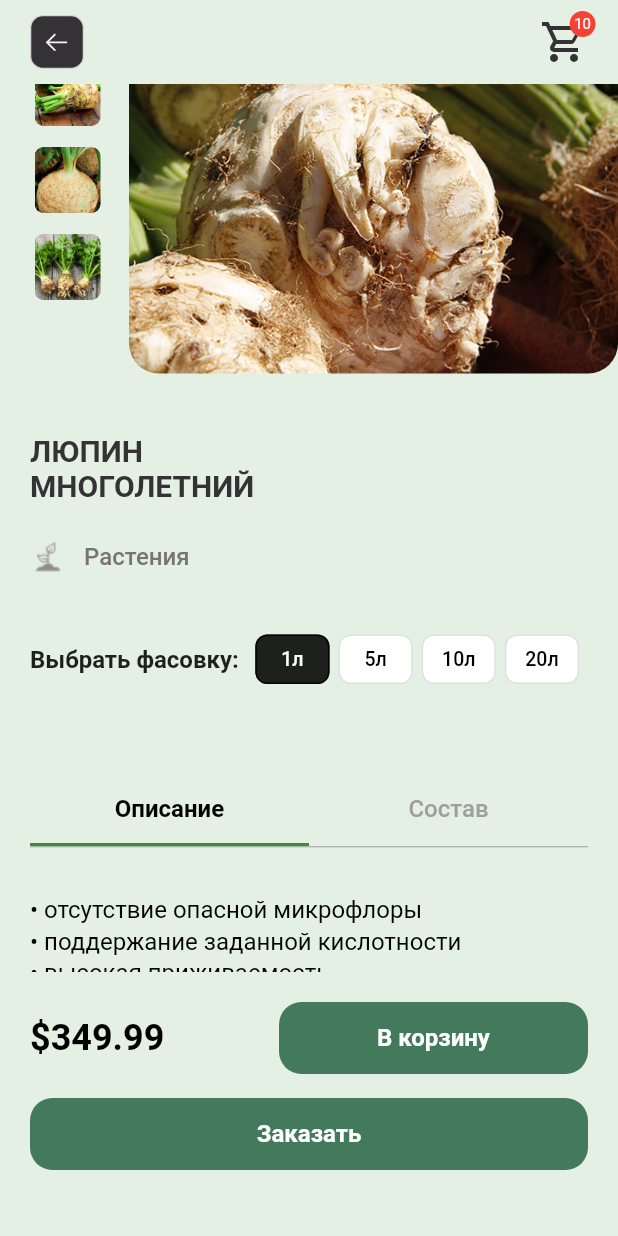
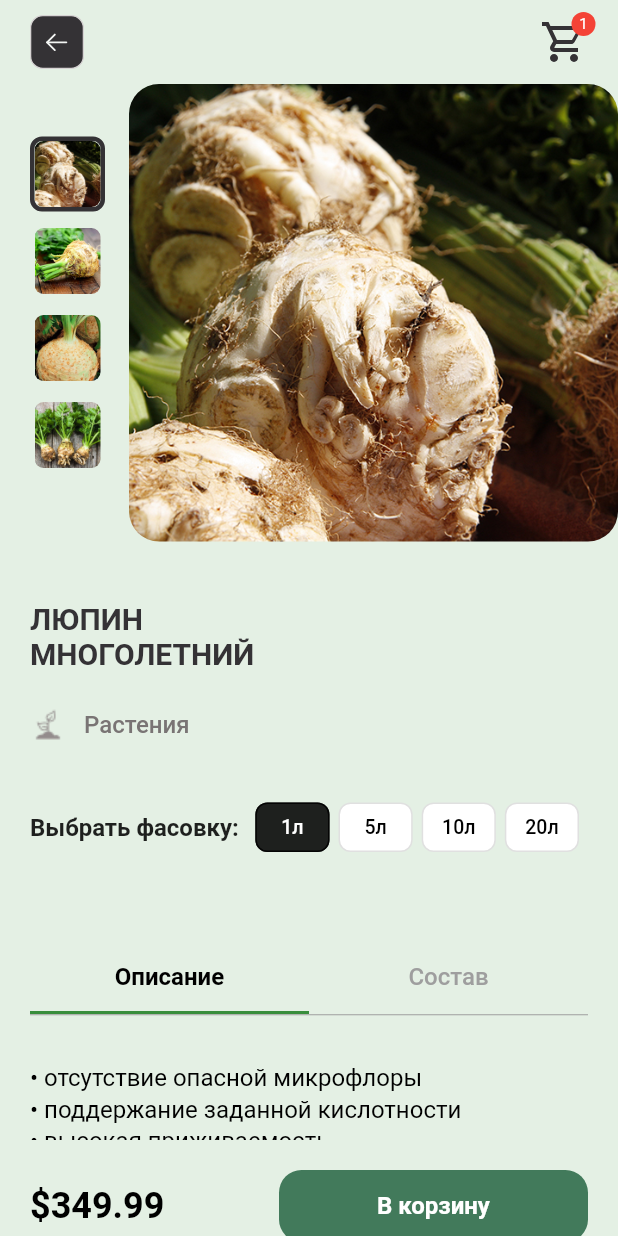
Before and after one commit to albert2169/freelance-test-project, a Flutter app: the ProductScreen screen opened directly with sample values from the repository, scrolled down 112 dp, after a tap on "В корзину", on a phone screen of 412 x 824 dp. Run offline on Flutter 3.47's test engine with Material 3 defaults, Android fonts, the phone set to English and light mode, and no system bars; our stand-ins replace auto_route, equatable, flutter_bloc, flutter_svg; Roboto replaces fonts that are missing (Manrope).

Commit message:
add functionality of basket

```diff
--- a/lib/presentation/app.dart
+++ b/lib/presentation/app.dart
@@ -1,3 +1,4 @@
+import 'package:agro_market/presentation/blocs/shopping_basket_state/shopping_basket_bloc.dart';
 import 'package:agro_market/presentation/screens/product_catalogue/state/product_catalogue_bloc.dart';
 import 'package:agro_market/presentation/theme/agro_market_theme.dart';
 import 'package:agro_market/router/app_router.dart';
@@ -14,6 +15,7 @@
     return MultiBlocProvider(
       providers: [
         BlocProvider(create: (_) => ProductCatalogueBloc()),
+        BlocProvider(create: (_) => ShoppingBasketBloc()),
       ],
       child: MaterialApp.router(
         routerConfig: _appRouter.config(),
--- /dev/null
+++ b/lib/presentation/blocs/shopping_basket_state/shopping_basket_bloc.dart
@@ -0,0 +1,35 @@
+import 'package:agro_market/presentation/blocs/shopping_basket_state/shopping_basket_event.dart';
+import 'package:agro_market/presentation/blocs/shopping_basket_state/shopping_basket_state.dart';
+import 'package:agro_market/presentation/custom/enums/load_state_enum.dart';
+import 'package:flutter_bloc/flutter_bloc.dart';
+
+class ShoppingBasketBloc extends Bloc<ShoppingBasketEvent, ShoppingBasketState> {
+  ShoppingBasketBloc()
+    : super(
+        const ShoppingBasketState(
+          basketProducts: [],
+          loadState: LoadState.loaded,
+          errorMsg: '',
+        ),
+      ) {
+    on<FetchBasketProducts>(_handleFetchBasketProducts);
+    on<RemoveBasketProducts>(_handleRemoveBasketProducts);
+    on<AddProductIntoBasket>(_handleAddProductIntoBasket);
+  }
+
+  void _handleFetchBasketProducts(FetchBasketProducts event, Emitter<ShoppingBasketState> emit) async {
+
+  }
+
+  void _handleRemoveBasketProducts(RemoveBasketProducts event, Emitter<ShoppingBasketState> emit) async {
+
+  }
+
+  void _handleAddProductIntoBasket(AddProductIntoBasket event, Emitter<ShoppingBasketState> emit) async {
+    emit(state.copyWith(loadState: LoadState.loading));
+    await Future.delayed(const Duration(seconds: 1));
+    final basketProductsUpdated = [...state.basketProducts];
+    basketProductsUpdated.add(event.product);
+    emit(state.copyWith(loadState: LoadState.loaded, basketProducts: basketProductsUpdated));
+  }
+}
--- /dev/null
+++ b/lib/presentation/blocs/shopping_basket_state/shopping_basket_event.dart
@@ -0,0 +1,17 @@
+import 'package:agro_market/presentation/models/product_view_model.dart';
+
+abstract class ShoppingBasketEvent {}
+
+class FetchBasketProducts extends ShoppingBasketEvent {
+  FetchBasketProducts();
+}
+
+class RemoveBasketProducts extends ShoppingBasketEvent {
+  final int productIdx;
+  RemoveBasketProducts({required this.productIdx});
+}
+
+class AddProductIntoBasket extends ShoppingBasketEvent {
+  final Map<String, ProductViewModel> product;
+  AddProductIntoBasket({required this.product});
+}
--- /dev/null
+++ b/lib/presentation/blocs/shopping_basket_state/shopping_basket_state.dart
@@ -0,0 +1,31 @@
+import 'package:agro_market/presentation/custom/enums/load_state_enum.dart';
+import 'package:agro_market/presentation/models/product_view_model.dart';
+import 'package:equatable/equatable.dart';
+
+class ShoppingBasketState extends Equatable {
+  final List<Map<String,ProductViewModel>> basketProducts;
+  final LoadState loadState;
+  final String errorMsg;
+
+  const ShoppingBasketState({
+    required this.basketProducts,
+    required this.loadState,
+    required this.errorMsg,
+  });
+
+  ShoppingBasketState copyWith({
+    List<Map<String,ProductViewModel>>? basketProducts,
+    LoadState? loadState,
+    String? errorMsg,
+
+  }) {
+    return ShoppingBasketState(
+      basketProducts: basketProducts ?? this.basketProducts,
+      loadState: loadState ?? this.loadState,
+      errorMsg: errorMsg ?? this.errorMsg,
+    );
+  }
+
+  @override
+  List<Object> get props => [basketProducts, loadState, errorMsg];
+}
--- a/lib/presentation/custom/custom_widgets/error_widget.dart
+++ b/lib/presentation/custom/custom_widgets/custom_error_widget.dart
@@ -1,9 +1,9 @@
 import 'package:agro_market/presentation/theme/text/agro_market_theme_extension.dart';
 import 'package:flutter/material.dart';
 
-class AgroMarketErrorWidget extends StatelessWidget {
+class CustomErrorWidget extends StatelessWidget {
   final String errorMsg;
-  const AgroMarketErrorWidget({super.key, required this.errorMsg});
+  const CustomErrorWidget({super.key, required this.errorMsg});
 
   @override
   Widget build(BuildContext context) {
--- a/lib/presentation/custom/custom_widgets/loading_widget.dart
+++ b/lib/presentation/custom/custom_widgets/custom_loading_widget.dart
@@ -1,7 +1,7 @@
 import 'package:flutter/material.dart';
 
-class LoadingWidget extends StatelessWidget {
-  const LoadingWidget({super.key});
+class CustomLoadingWidget extends StatelessWidget {
+  const CustomLoadingWidget({super.key});
 
   @override
   Widget build(BuildContext context) {
--- /dev/null
+++ b/lib/presentation/custom/custom_widgets/shopping_basket_cart.dart
@@ -0,0 +1,49 @@
+import 'package:agro_market/presentation/app_constatns/app_icons.dart';
+import 'package:agro_market/presentation/blocs/shopping_basket_state/shopping_basket_bloc.dart';
+import 'package:agro_market/presentation/blocs/shopping_basket_state/shopping_basket_state.dart';
+import 'package:flutter/material.dart';
+import 'package:flutter_bloc/flutter_bloc.dart';
+import 'package:flutter_svg/svg.dart';
+
+class ShoppingBasketCart extends StatelessWidget {
+  const ShoppingBasketCart({super.key});
+
+  @override
+  Widget build(BuildContext context) {
+    return BlocBuilder<ShoppingBasketBloc, ShoppingBasketState>(
+      builder: (context, state) {
+        return Row(
+          mainAxisSize: MainAxisSize.min,
+          children: [
+            Stack(
+              clipBehavior: Clip.none,
+              children: [
+                GestureDetector(
+                  child: SvgPicture.asset(AppIcons.shoppingCardIcon, height: 32, width: 32),
+                  onTap: () {},
+                ),
+                if (state.basketProducts.isNotEmpty)
+                  Positioned(
+                    right: -5,
+                    top: -5,
+                    child: Container(
+                      padding: const EdgeInsets.all(3),
+                      decoration: BoxDecoration(color: Colors.red, shape: BoxShape.circle),
+                      constraints: const BoxConstraints(minWidth: 16, minHeight: 16),
+                      child: Center(
+                        child: Text(
+                          '${state.basketProducts.length}',
+                          style: TextStyle(color: Colors.white, fontSize: 10),
+                          textAlign: TextAlign.center,
+                        ),
+                      ),
+                    ),
+                  ),
+              ],
+            ),
+          ],
+        );
+      },
+    );
+  }
+}
--- a/lib/presentation/custom/custom_widgets/shopping_cart.dart
+++ /dev/null
@@ -1,43 +0,0 @@
-import 'package:agro_market/presentation/app_constatns/app_icons.dart';
-import 'package:flutter/material.dart';
-import 'package:flutter_svg/svg.dart';
-
-class ShoppingCart extends StatelessWidget {
-  const ShoppingCart({super.key});
-
-  @override
-  Widget build(BuildContext context) {
-    final itemCount = 10;
-    return Row(
-      mainAxisSize: MainAxisSize.min,
-      children: [
-        Stack(
-          clipBehavior: Clip.none,
-          children: [
-            GestureDetector(
-              child: SvgPicture.asset(AppIcons.shoppingCardIcon, height: 32, width: 32),
-              onTap: () {},
-            ),
-            if (itemCount != null && itemCount! > 0)
-              Positioned(
-                right: -5,
-                top: -5,
-                child: Container(
-                  padding: const EdgeInsets.all(3),
-                  decoration: BoxDecoration(color: Colors.red, shape: BoxShape.circle),
-                  constraints: const BoxConstraints(minWidth: 16, minHeight: 16),
-                  child: Center(
-                    child: Text(
-                      '$itemCount',
-                      style: TextStyle(color: Colors.white, fontSize: 10),
-                      textAlign: TextAlign.center,
-                    ),
-                  ),
-                ),
-              ),
-          ],
-        ),
-      ],
-    );
-  }
-}
--- a/lib/presentation/screens/product_catalogue/state/product_catalogue_state.dart
+++ b/lib/presentation/screens/product_catalogue/state/product_catalogue_state.dart
@@ -36,5 +36,5 @@
   }
 
   @override
-  List<Object> get props => [products, loadState, errorMsg, appliedFilter];
+  List<Object> get props => [products, loadState, errorMsg, appliedFilter, filteredProducts];
 }
--- a/lib/presentation/screens/product_screen/product_screen.dart
+++ b/lib/presentation/screens/product_screen/product_screen.dart
@@ -1,9 +1,15 @@
 import 'package:agro_market/presentation/app_constatns/app_icons.dart';
 import 'package:agro_market/presentation/app_constatns/app_padding.dart';
+import 'package:agro_market/presentation/blocs/shopping_basket_state/shopping_basket_bloc.dart';
+import 'package:agro_market/presentation/blocs/shopping_basket_state/shopping_basket_event.dart';
+import 'package:agro_market/presentation/blocs/shopping_basket_state/shopping_basket_state.dart';
 import 'package:agro_market/presentation/custom/custom_widgets/custom_app_bar.dart';
+import 'package:agro_market/presentation/custom/custom_widgets/custom_error_widget.dart';
 import 'package:agro_market/presentation/custom/custom_widgets/height_box.dart';
+import 'package:agro_market/presentation/custom/custom_widgets/custom_loading_widget.dart';
 import 'package:agro_market/presentation/custom/custom_widgets/primary_button.dart';
-import 'package:agro_market/presentation/custom/custom_widgets/shopping_cart.dart';
+import 'package:agro_market/presentation/custom/custom_widgets/shopping_basket_cart.dart';
+import 'package:agro_market/presentation/custom/enums/load_state_enum.dart';
 import 'package:agro_market/presentation/custom/enums/packaging_type_enum.dart';
 import 'package:agro_market/presentation/models/product_view_model.dart';
 import 'package:agro_market/presentation/screens/product_categories/category_item.dart';
@@ -15,6 +21,7 @@
 import 'package:agro_market/presentation/theme/text/agro_market_theme_extension.dart';
 import 'package:auto_route/auto_route.dart';
 import 'package:flutter/material.dart';
+import 'package:flutter_bloc/flutter_bloc.dart';
 import 'package:flutter_svg/flutter_svg.dart';
 
 @RoutePage()
@@ -72,13 +79,21 @@
     return Scaffold(
       backgroundColor: AgroMarketColorPalette.backgroundGradientColor,
       appBar: CustomAppBar(
-        rightWidget: const ShoppingCart(),
+        rightWidget: const ShoppingBasketCart(),
         leftWidget: GestureDetector(
           onTap: () => context.router.pop(),
           child: SvgPicture.asset(AppIcons.arrowBackIcon),
         ),
       ),
-      body: SingleChildScrollView(
+      body: BlocBuilder<ShoppingBasketBloc, ShoppingBasketState>(
+        builder: (context, shoppingBasketState) {
+          switch (shoppingBasketState.loadState) {
+            case LoadState.loading:
+              return CustomLoadingWidget();
+            case LoadState.failure:
+              return CustomErrorWidget(errorMsg: shoppingBasketState.errorMsg);
+            case LoadState.loaded:
+              return SingleChildScrollView(
                 child: Column(
                   children: [
                     SizedBox(
@@ -102,7 +117,10 @@
                             alignment: Alignment.centerLeft,
                             child: SizedBox(
                               width: MediaQuery.of(context).size.width / 2,
-                      child: Text(widget.product.name, style: textTheme!.productBigTextStyle),
+                              child: Text(
+                                widget.product.name,
+                                style: textTheme!.productBigTextStyle,
+                              ),
                             ),
                           ),
                           HeightBox(height: 16),
@@ -113,9 +131,10 @@
                                   onPackagingOptionSelected: (targetAmountSelected) {
                                     setState(() {
                                       _selectedPackaging = targetAmountSelected;
-                              _currentPrice = widget
+                                      _currentPrice =
+                                          widget.product.priceInfo[widget
                                               .product
-                                  .priceInfo[widget.product.packagingType]![_selectedPackaging];
+                                              .packagingType]![_selectedPackaging];
                                     });
                                   },
                                   product: widget.product,
@@ -139,6 +158,14 @@
                                     textStyle: textTheme.primaryButtonTextStyle,
                                     title: 'В корзину',
                                     onPressed: () {
+                                      context.read<ShoppingBasketBloc>().add(
+                                        AddProductIntoBasket(
+                                          product: {
+                                            '${widget.product.packagingType != PackagingType.amount ? _selectedPackaging : _currenAmount}':
+                                                widget.product,
+                                          },
+                                        ),
+                                      );
                                     },
                                   )
                                 : null,
@@ -168,18 +195,25 @@
                                           textStyle: textTheme.primaryButtonTextStyle,
                                           title: 'В корзину',
                                           onPressed: () {
-                                    //  context.router.replace(OnboardingSecondRoute());
+                                            context.read<ShoppingBasketBloc>().add(
+                                              AddProductIntoBasket(
+                                                product: {
+                                                  '${widget.product.packagingType != PackagingType.amount ? _selectedPackaging : _currenAmount}':
+                                                      widget.product,
+                                                },
+                                              ),
+                                            );
                                           },
                                         ),
                                       )
                                     : const SizedBox.shrink(),
-                       widget.product.packagingType == PackagingType.amount ?  HeightBox(height: 16) : const SizedBox.shrink(),
+                                widget.product.packagingType == PackagingType.amount
+                                    ? HeightBox(height: 16)
+                                    : const SizedBox.shrink(),
                                 PrimaryButton(
                                   textStyle: textTheme.primaryButtonTextStyle,
                                   title: 'Заказать',
-                          onPressed: () {
-                            //  context.router.replace(OnboardingSecondRoute());
-                          },
+                                  onPressed: shoppingBasketState.basketProducts.isEmpty ? null : () {},
                                 ),
                               ],
                             ),
@@ -189,6 +223,9 @@
                     ),
                   ],
                 ),
+              );
+          }
+        },
       ),
     );
   }
```
Also changed, not shown: lib/presentation/screens/product_catalogue/product_catalogue.dart (+6 -7 lines), lib/presentation/screens/product_catalogue/widgets/product_card.dart (+8 -1 lines). Lines whose indentation alone changed are shown as unchanged.
